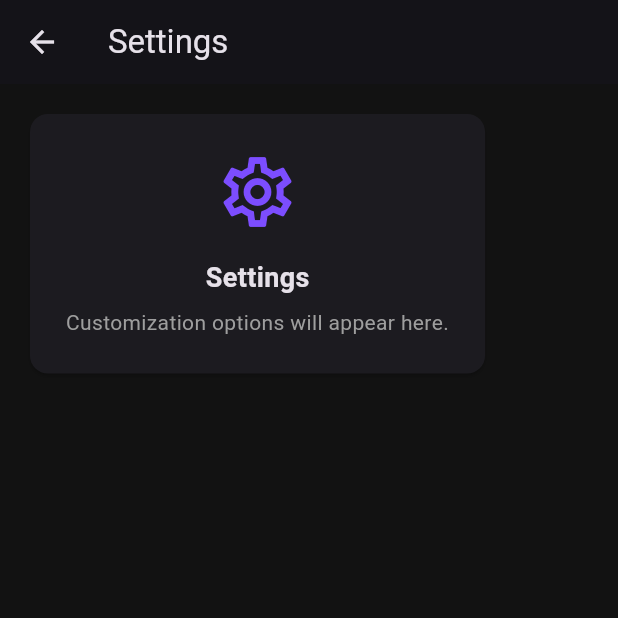
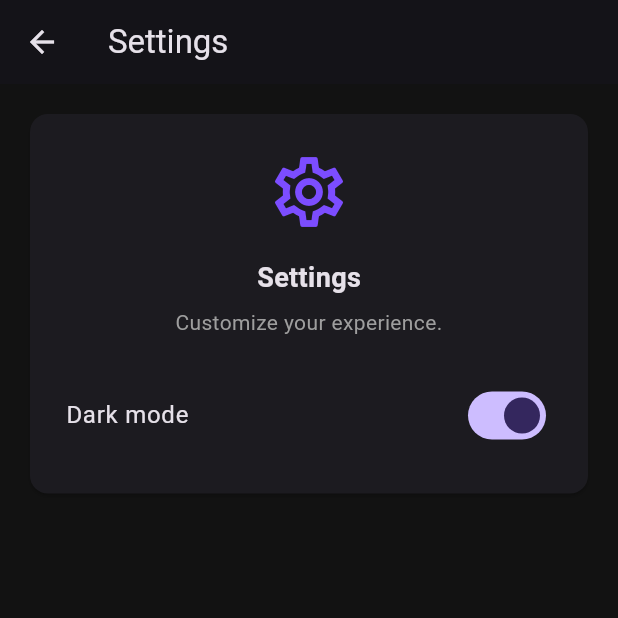
Before and after one commit to vinol3/bowling_assistant, a Flutter app: the screen it shows once a user with an empty profile is signed in, after a tap on "Settings", on a phone screen of 412 x 824 dp, the top half of it. Run offline on Flutter 3.47's test engine with Material 3 defaults, Android fonts, the phone set to English and light mode, and no system bars; our stand-ins replace camera, cloud_firestore, file_picker, firebase_auth, firebase_core; accounts and stored records are empty.

Commit message:
added light mode

```diff
--- a/lib/main.dart
+++ b/lib/main.dart
@@ -3,11 +3,13 @@ import 'package:flutter/material.dart';
 import 'package:flutter/foundation.dart';
 import 'package:firebase_core/firebase_core.dart';
 import 'package:camera/camera.dart';
+import 'package:provider/provider.dart';
 
 import 'firebase_options.dart';
 import 'auth/auth_gate.dart';
 
 import 'theme/app_theme.dart';
+import 'theme/theme_controller.dart';
 
 import 'screens/calibration_screen.dart';
 import 'screens/record_screen.dart';
@@ -30,7 +32,12 @@ Future<void> main() async {
     cameras = await availableCameras();
   }
 
-  runApp(const MainApp());
+  runApp(
+    ChangeNotifierProvider(
+      create: (_) => ThemeController(),
+      child: const MainApp(),
+    ),
+  );
 }
 
 class MainApp extends StatelessWidget {
@@ -38,10 +45,16 @@ class MainApp extends StatelessWidget {
 
   @override
   Widget build(BuildContext context) {
+    return Builder(
+      builder: (context) {
+        final themeController = context.watch<ThemeController>();
+
         return MaterialApp(
           debugShowCheckedModeBanner: false,
           title: 'Bowling Assistant',
-      theme: AppTheme.darkTheme,
+          theme: AppTheme.lightTheme,
+          darkTheme: AppTheme.darkTheme,
+          themeMode: themeController.themeMode,
           home: const AuthGate(),
           onGenerateRoute: (settings) {
             Widget page;
@@ -77,7 +90,7 @@ class MainApp extends StatelessWidget {
               pageBuilder: (_, animation, __) => FadeTransition(
                 opacity: animation,
                 child: SlideTransition(
-              position: Tween(
+                  position: Tween<Offset>(
                     begin: const Offset(0, 0.04),
                     end: Offset.zero,
                   ).animate(animation),
@@ -87,5 +100,7 @@ class MainApp extends StatelessWidget {
             );
           },
         );
+      },
+    );
   }
 }
--- a/lib/screens/settings_screen.dart
+++ b/lib/screens/settings_screen.dart
@@ -1,12 +1,17 @@
 import 'package:flutter/material.dart';
+import 'package:provider/provider.dart';
+
 import '../theme/app_text_styles.dart';
 import '../theme/app_colors.dart';
+import '../theme/theme_controller.dart';
 
 class SettingsScreen extends StatelessWidget {
   const SettingsScreen({super.key});
 
   @override
   Widget build(BuildContext context) {
+    final themeController = context.watch<ThemeController>();
+
     return Scaffold(
       appBar: AppBar(
         title: const Text('Settings'),
@@ -44,9 +49,17 @@ class SettingsScreen extends StatelessWidget {
                       ),
                       const SizedBox(height: 8),
                       Text(
-                        'Customization options will appear here.',
+                        'Customize your experience.',
                         style: AppTextStyles.bodyMuted,
                         textAlign: TextAlign.center,
+                      ),
+                      const SizedBox(height: 24),
+                      SwitchListTile(
+                        contentPadding: EdgeInsets.zero,
+                        title: const Text('Dark mode'),
+                        value: themeController.isDark,
+                        onChanged: (_) =>
+                            context.read<ThemeController>().toggleTheme(),
                       ),
                     ],
                   ),
--- a/lib/theme/app_colors.dart
+++ b/lib/theme/app_colors.dart
@@ -1,7 +1,14 @@
 import 'package:flutter/material.dart';
 
 class AppColors {
+  // Shared
   static const primary = Color(0xFF7C4DFF);
-  static const background = Color(0xFF121212);
-  static const card = Color(0xFF1E1E1E);
+
+  // Dark
+  static const darkBackground = Color(0xFF121212);
+  static const darkCard = Color(0xFF1E1E1E);
+
+  // Light
+  static const lightBackground = Color(0xFFF5F5F5);
+  static const lightCard = Color(0xFFFFFFFF);
 }
--- a/lib/theme/app_text_styles.dart
+++ b/lib/theme/app_text_styles.dart
@@ -1,5 +1,4 @@
 import 'package:flutter/material.dart';
-import 'app_colors.dart';
 
 class AppTextStyles {
   // ===== Headlines =====
--- a/lib/theme/app_theme.dart
+++ b/lib/theme/app_theme.dart
@@ -9,7 +9,25 @@ class AppTheme {
       seedColor: AppColors.primary,
       brightness: Brightness.dark,
     ),
-    scaffoldBackgroundColor: AppColors.background,
+    scaffoldBackgroundColor: AppColors.darkBackground,
+    cardColor: AppColors.darkCard,
+    textTheme: const TextTheme(
+      headlineSmall: AppTextStyles.headline,
+      titleMedium: AppTextStyles.sectionTitle,
+      bodyMedium: AppTextStyles.body,
+      labelLarge: AppTextStyles.button,
+      bodySmall: AppTextStyles.caption,
+    ),
+  );
+
+  static ThemeData lightTheme = ThemeData(
+    useMaterial3: true,
+    colorScheme: ColorScheme.fromSeed(
+      seedColor: AppColors.primary,
+      brightness: Brightness.light,
+    ),
+    scaffoldBackgroundColor: AppColors.lightBackground,
+    cardColor: AppColors.lightCard,
     textTheme: const TextTheme(
       headlineSmall: AppTextStyles.headline,
       titleMedium: AppTextStyles.sectionTitle,
--- a/lib/theme/app_theme_mode.dart
+++ /dev/null
@@ -1,4 +0,0 @@
-enum AppThemeMode {
-  light,
-  dark,
-}
--- /dev/null
+++ b/lib/theme/theme_controller.dart
@@ -0,0 +1,19 @@
+import 'package:flutter/material.dart';
+
+class ThemeController extends ChangeNotifier {
+  ThemeMode _themeMode = ThemeMode.dark;
+
+  ThemeMode get themeMode => _themeMode;
+  bool get isDark => _themeMode == ThemeMode.dark;
+
+  void toggleTheme() {
+    _themeMode =
+        _themeMode == ThemeMode.dark ? ThemeMode.light : ThemeMode.dark;
+    notifyListeners();
+  }
+
+  void setTheme(ThemeMode mode) {
+    _themeMode = mode;
+    notifyListeners();
+  }
+}
--- a/pubspec.yaml
+++ b/pubspec.yaml
@@ -16,6 +16,7 @@ dependencies:
   file_picker: ^10.3.8
   http: ^1.2.0
   uuid: ^4.5.2
+  provider: ^6.1.5+1
 
 dev_dependencies:
   flutter_test:
```
Also changed, not shown: pubspec.lock. Lines whose indentation alone changed are shown as unchanged.
